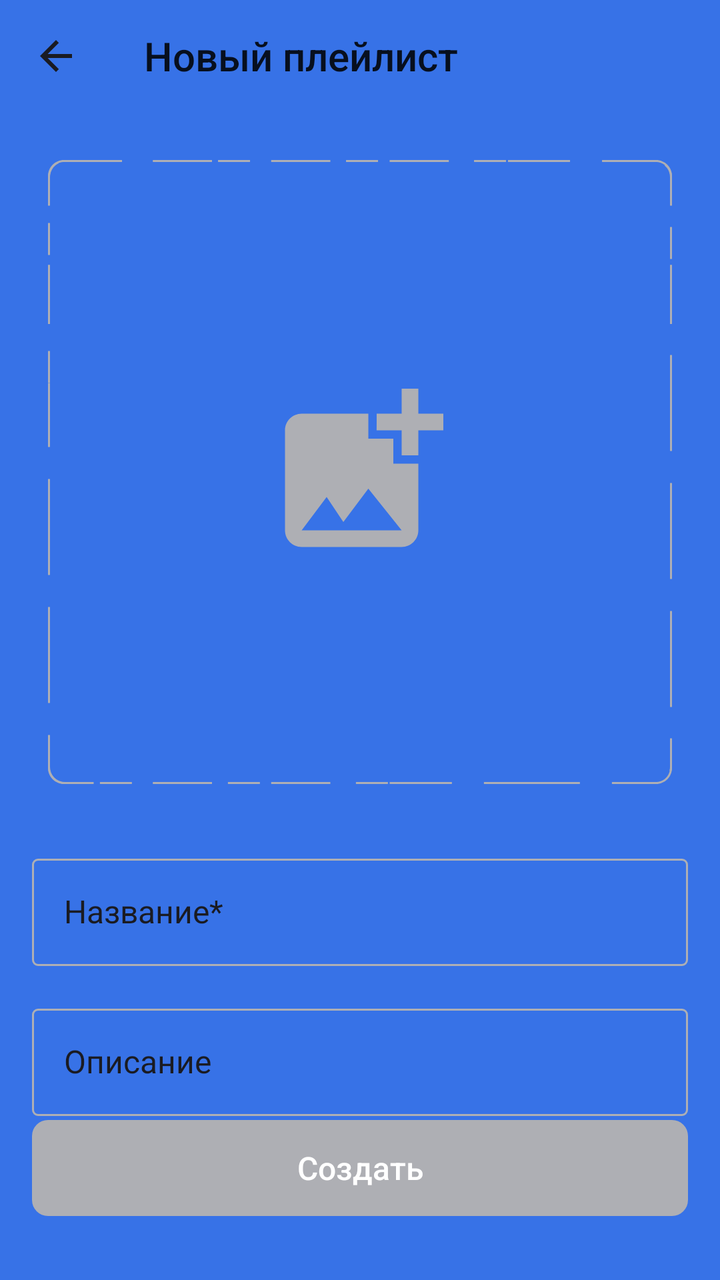
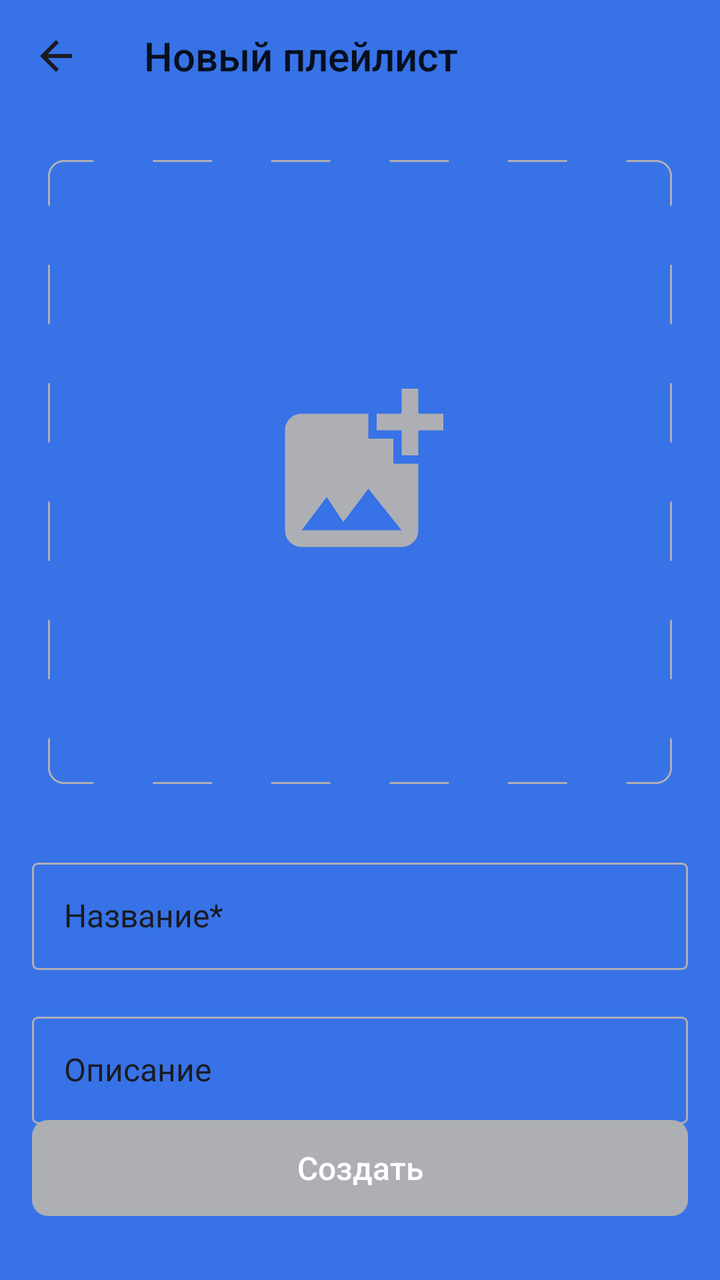

Before-and-after screenshots of an Android layout around one commit, followed by the original layout XML and the change that was made.
<!-- AndroidManifest.xml: application theme Base.Theme.PlayListMarket -->
<!-- res/layout/fragment_playlist_add.xml -->
<?xml version="1.0" encoding="utf-8"?>
<androidx.constraintlayout.widget.ConstraintLayout xmlns:android="http://schemas.android.com/apk/res/android"
    android:layout_width="match_parent"
    android:layout_height="match_parent"
    xmlns:app="http://schemas.android.com/apk/res-auto"
    xmlns:tools="http://schemas.android.com/tools"
    android:theme="@style/SecondaryMain">

    <Toolbar
        android:id="@+id/toolbar_header"
        android:layout_width="match_parent"
        android:layout_height="wrap_content"
        app:layout_constraintTop_toTopOf="parent"
        app:layout_constraintStart_toStartOf="parent"
        app:layout_constraintEnd_toEndOf="parent"
        style="@style/ToolbarStyle"
        android:title="Новый плейлист"
        android:navigationIcon="@drawable/ic_arrow_back"
        />

    <View
        android:layout_width="0dp"
        android:layout_height="0dp"
        android:background="@drawable/shape_empty_image_placeholder"
        android:layerType="software"
        app:layout_constraintTop_toTopOf="@id/imageview_playlist_img"
        app:layout_constraintBottom_toBottomOf="@id/imageview_playlist_img"
        app:layout_constraintStart_toStartOf="@id/imageview_playlist_img"
        app:layout_constraintEnd_toEndOf="@id/imageview_playlist_img" />


    <ImageView
        app:layout_constraintTop_toBottomOf="@id/toolbar_header"
        app:layout_constraintDimensionRatio="1:1"
        app:layout_constraintStart_toStartOf="parent"
        app:layout_constraintEnd_toEndOf="parent"
        android:layout_marginTop="24dp"
        android:layout_marginBottom="32dp"
        android:id="@+id/imageview_playlist_img"
        android:layout_width="312dp"
        android:layout_height="312dp"
        android:src="@drawable/img_add_photo_placeholder"

        android:scaleType="centerInside" />


    <com.google.android.material.textfield.TextInputLayout
        android:id="@+id/text_input_layout_playlist_title"
        android:layout_width="match_parent"
        android:layout_height="wrap_content"
        android:layout_marginHorizontal="16dp"
        android:layout_marginTop="32dp"
        android:hint="@string/title_playlist"
        app:boxBackgroundMode="outline"
        app:boxBackgroundColor="@android:color/transparent"
        app:boxStrokeColor="@color/selector_textboxstroke_add_playlist"
        app:boxStrokeWidth="1dp"
        app:boxStrokeWidthFocused="1dp"
        app:boxCornerRadiusTopStart="3dp"
        app:boxCornerRadiusTopEnd="3dp"
        app:boxCornerRadiusBottomStart="3dp"
        app:boxCornerRadiusBottomEnd="3dp"
        app:layout_constraintEnd_toEndOf="parent"
        app:layout_constraintStart_toStartOf="parent"
        app:layout_constraintTop_toBottomOf="@id/imageview_playlist_img"

        android:textColorHint="?attr/colorOnPrimary"
        app:hintTextColor="@color/textbox_stroke_color_on_add_playlist">


        <com.google.android.material.textfield.TextInputEditText
            android:id="@+id/edit_text_playlist_title"
            android:layout_width="match_parent"
            android:layout_height="wrap_content"
            android:textAppearance="@style/MakeLpaylistTextEditorTextStyle"
            android:gravity="center_vertical"
            android:paddingTop="16dp"
            android:paddingBottom="16dp"
            />

    </com.google.android.material.textfield.TextInputLayout>



    <com.google.android.material.textfield.TextInputLayout
        android:id="@+id/text_input_layout_playlist_description"
        android:layout_width="match_parent"
        android:layout_height="wrap_content"
        android:layout_marginHorizontal="16dp"
        android:layout_marginTop="16dp"
        android:hint="@string/playlist_description"
        app:boxBackgroundMode="outline"
        app:boxBackgroundColor="@android:color/transparent"
        app:boxStrokeColor="@color/selector_textboxstroke_add_playlist"
        app:boxStrokeWidth="1dp"
        app:boxStrokeWidthFocused="1dp"
        app:boxCornerRadiusTopStart="3dp"
        app:boxCornerRadiusTopEnd="3dp"
        app:boxCornerRadiusBottomStart="3dp"
        app:boxCornerRadiusBottomEnd="3dp"
        app:layout_constraintEnd_toEndOf="parent"
        app:layout_constraintStart_toStartOf="parent"
        app:layout_constraintTop_toBottomOf="@id/text_input_layout_playlist_title"
        android:textColorHint="?attr/colorOnPrimary"
        app:hintTextColor="@color/textbox_stroke_color_on_add_playlist">

        <com.google.android.material.textfield.TextInputEditText
            android:id="@+id/edit_text_playlist_description"
            android:layout_width="match_parent"
            android:layout_height="wrap_content"
            android:textAppearance="@style/MakeLpaylistTextEditorTextStyle"

            android:gravity="center_vertical"
            android:paddingTop="16dp"
            android:paddingBottom="16dp"
            />

    </com.google.android.material.textfield.TextInputLayout>



    <androidx.appcompat.widget.AppCompatButton
        android:id="@+id/button_make_playlist"
        android:layout_width="match_parent"
        android:layout_height="wrap_content"
        app:layout_constraintBottom_toBottomOf="parent"
        app:layout_constraintStart_toStartOf="parent"
        app:layout_constraintEnd_toEndOf="parent"
        android:background="@drawable/selector_button_make_playlist"
        android:layout_marginBottom="32dp"
        android:layout_marginHorizontal="16dp"
        android:text="@string/make"
        android:textColor="@color/yp_white"
        android:textSize="16sp"
        app:cornerRadius="8dp"
        android:enabled="false"
        android:textAllCaps="false"
        android:textAppearance="@style/CommonTextStyleForButton"
        />

</androidx.constraintlayout.widget.ConstraintLayout>
<!-- resources referenced by this layout -->
<resources>
  <color name="textbox_stroke_color_on_add_playlist">@color/yp_gray</color>
  <color name="yp_white">#FFFFFF</color>
  <!-- drawable ic_arrow_back (drawable) -->
  <vector xmlns:android="http://schemas.android.com/apk/res/android"
      android:width="24dp"
      android:height="24dp"
      android:viewportWidth="24"
      android:viewportHeight="24">
    <group>
      <clip-path
          android:pathData="M0,0h24v24h-24z"/>
      <path
          android:pathData="M20,11H7.83L13.42,5.41L12,4L4,12L12,20L13.41,18.59L7.83,13H20V11Z"
          android:fillColor="?attr/colorOnPrimary"/>
    </group>
  </vector>
  <!-- drawable selector_button_make_playlist (drawable) -->
  <?xml version="1.0" encoding="utf-8"?>
  <selector xmlns:android="http://schemas.android.com/apk/res/android">
      <item android:state_enabled="false">
          <shape>
              <solid android:color="@color/yp_gray"/>
              <corners android:radius="8dp"/>
          </shape>
      </item>
      <item>
          <shape>
              <solid android:color="@color/yp_blue"/>
              <corners android:radius="8dp"/>
          </shape>
      </item>
  </selector>
  <!-- drawable shape_empty_image_placeholder (drawable) -->
  <?xml version="1.0" encoding="utf-8"?>
  <shape xmlns:android="http://schemas.android.com/apk/res/android">
      <solid android:color="@android:color/transparent" />
      <stroke
          android:width="1dp"
          android:color="@color/yp_gray"
          android:dashGap="16dp"
          android:dashWidth="16dp"
          />
      <corners
          android:radius="8dp"/>
  
  </shape>
  <string name="make">Создать</string>
  <string name="playlist_description">Описание</string>
  <string name="title_playlist">Название*</string>
  <style name="CommonTextStyleForButton">
          <item name="android:textSize">22sp</item>
          <item name="android:textFontWeight">500</item>
          <item name="fontFamily">@font/ys_display_medium</item>
          <item name="android:textColor">@color/yp_black</item>
      </style>
  <style name="MakeLpaylistTextEditorTextStyle">
          <item name="fontFamily">@font/ys_display_regular</item>
          <item name="android:textSize">16sp</item>
          <item name="android:textColor">?attr/colorOnPrimary</item>
      </style>
  <style name="ToolbarStyle">
          <item name="titleTextAppearance">@style/CommonTitleTextForToolbarStyle</item>
          <item name="android:background">@android:color/transparent</item>
          <item name="elevation">0dp</item>
          <item name="android:layout_marginBottom">24dp</item>
      </style>
  <color name="yp_gray">#AEAFB4</color>
  <color name="yp_blue">#3772E7</color>
  <color name="yp_black">#1A1B22</color>
  <color name="secondary_color_for_app">@color/yp_white</color>
  <color name="secondary_variant_color_for_app">@color/yp_gray_light</color>
  <color name="color_on_secondary_for_app">@color/yp_black</color>
  <style name="MyCustomAlertDialog" parent="ThemeOverlay.MaterialComponents.MaterialAlertDialog">
          <item name="android:colorBackground">#FFFFFF</item>
          <item name="android:textColorPrimary">#212121</item>
          <item name="colorPrimary">?attr/colorOnPrimary</item>
      </style>
  <style name="CommonTitleTextForToolbarStyle">
          <item name="android:textColor">?attr/colorOnPrimary</item>
          <item name="android:textSize">22sp</item>
          <item name="android:textFontWeight">500</item>
          <item name="fontFamily">@font/ys_display_medium</item>
      </style>
  <color name="primary_color_for_app">@color/yp_blue</color>
  <color name="primary_variant_color_for_app">@color/yellow</color>
  <color name="color_on_primary_for_app">@color/yp_white</color>
  <color name="yp_gray_light">#E6E8EB</color>
  <color name="yellow">#FFD700</color>
  <!-- unchanged entries left out for length: 3 -->
</resources>

<!-- the commit's change to res/layout/fragment_playlist_add.xml (unified diff, before → after) -->
@@ -18,15 +18,6 @@
         android:navigationIcon="@drawable/ic_arrow_back"
         />
 
-    <View
-        android:layout_width="0dp"
-        android:layout_height="0dp"
-        android:background="@drawable/shape_empty_image_placeholder"
-        android:layerType="software"
-        app:layout_constraintTop_toTopOf="@id/imageview_playlist_img"
-        app:layout_constraintBottom_toBottomOf="@id/imageview_playlist_img"
-        app:layout_constraintStart_toStartOf="@id/imageview_playlist_img"
-        app:layout_constraintEnd_toEndOf="@id/imageview_playlist_img" />
 
 
     <ImageView
@@ -36,12 +27,13 @@
         app:layout_constraintEnd_toEndOf="parent"
         android:layout_marginTop="24dp"
         android:layout_marginBottom="32dp"
+        android:layout_marginHorizontal="24dp"
         android:id="@+id/imageview_playlist_img"
-        android:layout_width="312dp"
-        android:layout_height="312dp"
+        android:layout_width="0dp"
+        android:layout_height="0dp"
         android:src="@drawable/img_add_photo_placeholder"
 
-        android:scaleType="centerInside" />
+        android:scaleType="centerCrop" />
 
 
     <com.google.android.material.textfield.TextInputLayout
@@ -63,7 +55,7 @@
         app:layout_constraintEnd_toEndOf="parent"
         app:layout_constraintStart_toStartOf="parent"
         app:layout_constraintTop_toBottomOf="@id/imageview_playlist_img"
-
+        app:hintTextAppearance="@style/MakeLpaylistTextEditorTextStyle"
         android:textColorHint="?attr/colorOnPrimary"
         app:hintTextColor="@color/textbox_stroke_color_on_add_playlist">
 
@@ -102,7 +94,8 @@
         app:layout_constraintStart_toStartOf="parent"
         app:layout_constraintTop_toBottomOf="@id/text_input_layout_playlist_title"
         android:textColorHint="?attr/colorOnPrimary"
-        app:hintTextColor="@color/textbox_stroke_color_on_add_playlist">
+        app:hintTextColor="@color/textbox_stroke_color_on_add_playlist"
+        app:hintTextAppearance="@style/MakeLpaylistTextEditorTextStyle">
 
         <com.google.android.material.textfield.TextInputEditText
             android:id="@+id/edit_text_playlist_description"
<!-- resource entries referenced after the edit -->
@@ -32,20 +32,6 @@
           </shape>
       </item>
   </selector>
-  <!-- drawable shape_empty_image_placeholder (drawable) -->
-  <?xml version="1.0" encoding="utf-8"?>
-  <shape xmlns:android="http://schemas.android.com/apk/res/android">
-      <solid android:color="@android:color/transparent" />
-      <stroke
-          android:width="1dp"
-          android:color="@color/yp_gray"
-          android:dashGap="16dp"
-          android:dashWidth="16dp"
-          />
-      <corners
-          android:radius="8dp"/>
-  
-  </shape>
   <string name="make">Создать</string>
   <string name="playlist_description">Описание</string>
   <string name="title_playlist">Название*</string>
